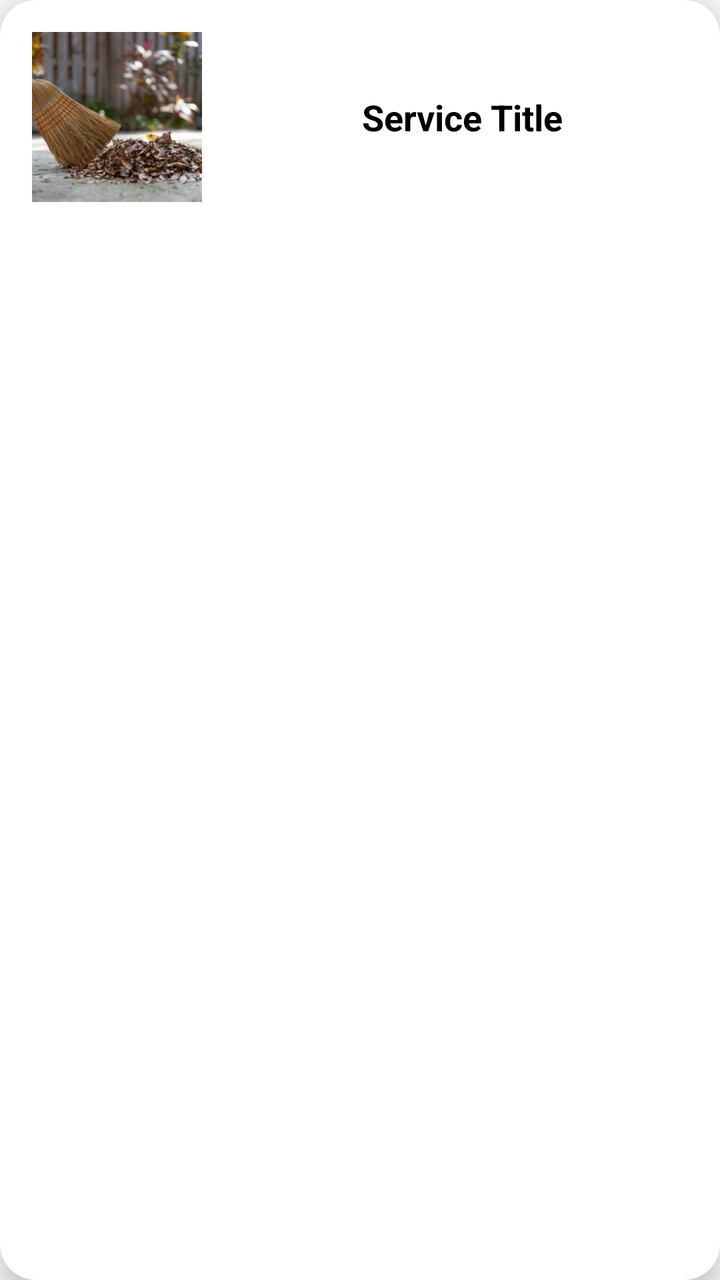
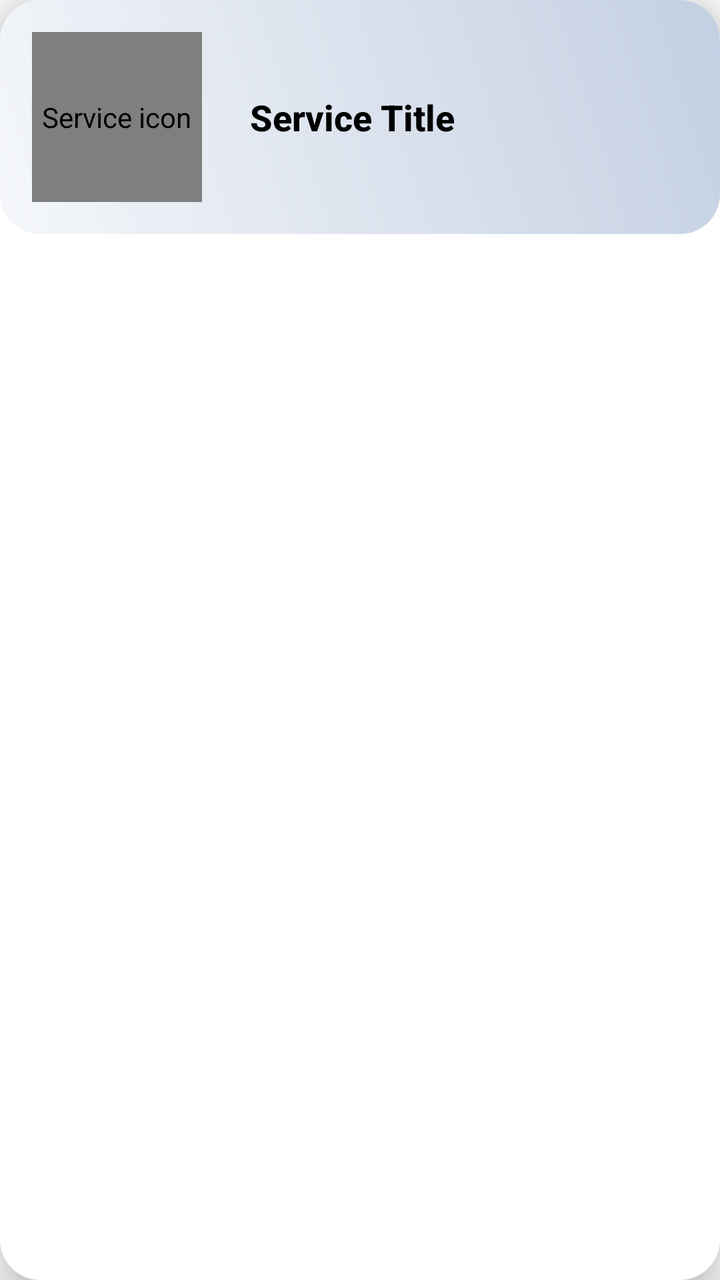

Compare the two renders of this Android layout. The source of the first and the diff that turns it into the second are given below.
<!-- AndroidManifest.xml: application theme AppTheme -->
<!-- res/layout/service_card_item.xml -->
<?xml version="1.0" encoding="utf-8"?>
<androidx.cardview.widget.CardView xmlns:android="http://schemas.android.com/apk/res/android"
    xmlns:app="http://schemas.android.com/apk/res-auto"
    android:layout_width="match_parent"
    android:layout_height="wrap_content"
    app:cardCornerRadius="18dp"
    app:cardElevation="8dp"
    android:layout_marginVertical="8dp"
    android:layout_marginHorizontal="16dp">

    <LinearLayout
        android:layout_width="match_parent"
        android:layout_height="wrap_content"
        android:orientation="horizontal"
        android:padding="16dp">

        <ImageView
            android:id="@+id/card_image"
            android:layout_width="85dp"
            android:layout_height="85dp"
            android:scaleType="centerCrop"
            android:src="@drawable/i_roomcleaning"
            android:contentDescription="Service icon"/>

        <TextView
            android:id="@+id/card_title"
            android:layout_width="wrap_content"
            android:layout_height="wrap_content"
            android:layout_gravity="center_vertical"
            android:layout_marginStart="80dp"
            android:text="Service Title"
            android:textColor="@color/black"
            android:textSize="18sp"
            android:textStyle="bold" />

    </LinearLayout>
</androidx.cardview.widget.CardView>
<!-- resources referenced by this layout -->
<resources>
  <color name="black">#FF000000</color>
  <!-- drawable i_roomcleaning: jpg bitmap (drawable, 73032 bytes) -->
  <style name="AppTheme" parent="Theme.AppCompat.Light.NoActionBar">
          <item name="colorPrimary">@color/colorPrimary</item>
          <item name="colorPrimaryDark">@color/colorPrimaryDark</item>
          <item name="colorAccent">@color/colorAccent</item>
          
  
          <item name="colorSecondary">@color/teal_200</item>
          <item name="colorSecondaryVariant">@color/teal_700</item>
          <item name="colorOnSecondary">@color/black</item>
          
          <item name="android:statusBarColor">?attr/colorPrimaryVariant</item>
      </style>
  <color name="colorPrimary">#6200EE</color>
  <color name="colorPrimaryDark">#3700B3</color>
  <color name="colorAccent">#03DAC5</color>
  <color name="teal_200">#FF03DAC5</color>
  <color name="teal_700">#FF018786</color>
</resources>

<!-- the commit's change to res/layout/service_card_item.xml (unified diff, before → after) -->
@@ -3,35 +3,40 @@
     xmlns:app="http://schemas.android.com/apk/res-auto"
     android:layout_width="match_parent"
     android:layout_height="wrap_content"
-    app:cardCornerRadius="18dp"
-    app:cardElevation="8dp"
-    android:layout_marginVertical="8dp"
-    android:layout_marginHorizontal="16dp">
+    app:cardCornerRadius="20dp"
+    app:cardElevation="12dp"
+    app:cardBackgroundColor="@color/white"
+    android:layout_marginVertical="10dp"
+    android:layout_marginHorizontal="16dp"
+    android:foreground="?android:attr/selectableItemBackground">
 
     <LinearLayout
         android:layout_width="match_parent"
         android:layout_height="wrap_content"
         android:orientation="horizontal"
-        android:padding="16dp">
+        android:gravity="center_vertical"
+        android:padding="16dp"
+        android:background="@drawable/card_background">
 
-        <ImageView
+        <de.hdodenhof.circleimageview.CircleImageView
             android:id="@+id/card_image"
             android:layout_width="85dp"
             android:layout_height="85dp"
-            android:scaleType="centerCrop"
             android:src="@drawable/i_roomcleaning"
-            android:contentDescription="Service icon"/>
+            app:civ_border_width="2dp"
+            app:civ_border_color="@color/black"
+            android:contentDescription="Service icon" />
 
         <TextView
             android:id="@+id/card_title"
             android:layout_width="wrap_content"
             android:layout_height="wrap_content"
-            android:layout_gravity="center_vertical"
-            android:layout_marginStart="80dp"
+            android:layout_marginStart="24dp"
             android:text="Service Title"
             android:textColor="@color/black"
             android:textSize="18sp"
-            android:textStyle="bold" />
+            android:textStyle="bold"
+            android:fontFamily="sans-serif-medium" />
 
     </LinearLayout>
 </androidx.cardview.widget.CardView>
<!-- resource entries referenced after the edit -->
@@ -1,6 +1,16 @@
 <!-- resources referenced by this layout -->
 <resources>
   <color name="black">#FF000000</color>
+  <color name="white">#FFFFFFFF</color>
+  <!-- drawable card_background (drawable) -->
+  <?xml version="1.0" encoding="utf-8"?>
+  <shape xmlns:android="http://schemas.android.com/apk/res/android">
+      <gradient
+          android:angle="45"
+          android:startColor="#F5F7FA"
+          android:endColor="#C3CFE2"/>
+      <corners android:radius="20dp"/>
+  </shape>
   <!-- drawable i_roomcleaning: jpg bitmap (drawable, 73032 bytes) -->
   <style name="AppTheme" parent="Theme.AppCompat.Light.NoActionBar">
           <item name="colorPrimary">@color/colorPrimary</item>
